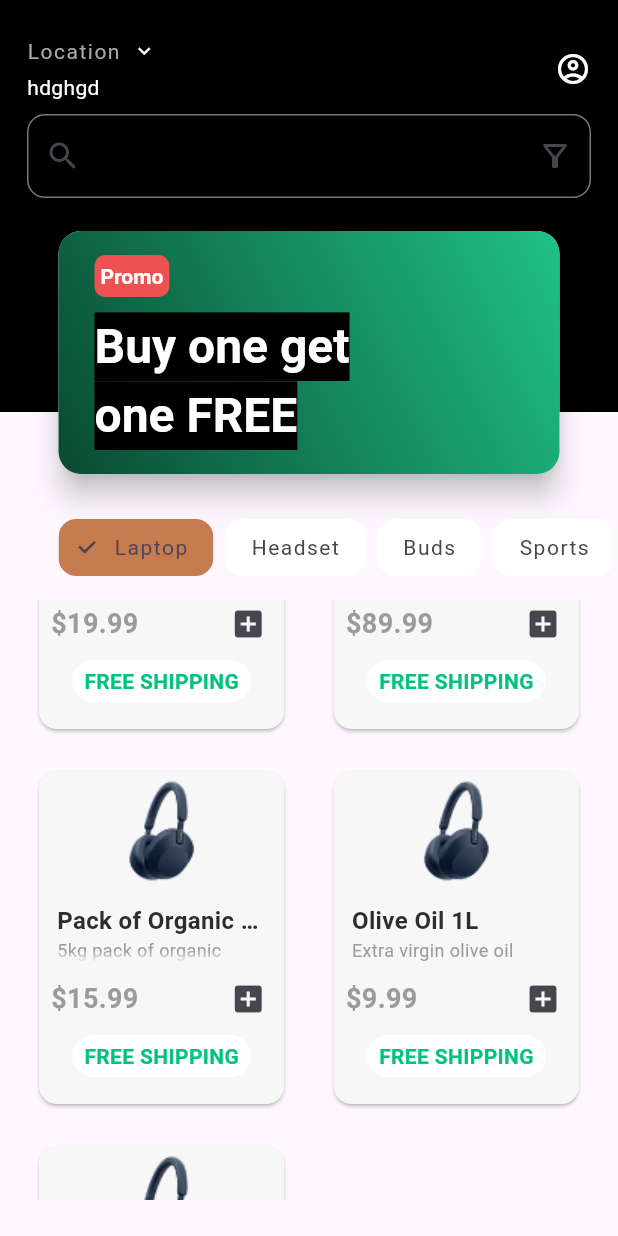
After one commit to Iam-Sherlock/ecommerce_store_UI, a Flutter app: the Homepage screen opened by its route, scrolled down 1152 dp, after a tap on the "add box" icon, on a phone screen of 412 x 824 dp. The commit adds this screen. Run offline on Flutter 3.47's test engine with Material 3 defaults, Android fonts, the phone set to English and light mode, and no system bars; our stand-ins replace go_router, google_fonts.

Commit message:
Added homepage

```diff
--- /dev/null
+++ b/lib/homepage.dart
@@ -0,0 +1,362 @@
+import 'package:ecommerce_store/utils/product_data.dart';
+import 'package:ecommerce_store/utils/product_model.dart';
+import 'package:flutter/material.dart';
+import 'package:go_router/go_router.dart';
+
+class Homepage extends StatefulWidget {
+  const Homepage({super.key});
+
+  @override
+  State<Homepage> createState() => _HomepageState();
+}
+
+class _HomepageState extends State<Homepage> {
+  List<ProductModel> productsList = products;
+
+  List<String> getTypesList(List<ProductModel> list) {
+    return list.map((p) => p.type).toSet().toList();
+  }
+
+  late final productTypes;
+  String? _selectedProductsType;
+
+  @override
+  void initState() {
+    productTypes = getTypesList(productsList);
+    print(productTypes);
+    _selectedProductsType = productTypes.first;
+    super.initState();
+  }
+
+  @override
+  Widget build(BuildContext context) {
+    final itemToBeDisplayed = productsList;
+
+    // _selectedProductsType == null
+    //     ? productsList
+    //     : productTypes
+    //         .where((item) => item.type == _selectedProductsType)
+    //         .toList();
+    print(" item displaying == ${itemToBeDisplayed.toList()}");
+
+    return Scaffold(
+      body: Stack(children: [
+        Positioned(
+          child: Column(
+            children: [
+              Expanded(
+                flex: 2,
+                child: Container(
+                  alignment: Alignment.topCenter,
+                  color: Colors.black,
+                  child: Padding(
+                    padding: const EdgeInsets.symmetric(
+                        horizontal: 18, vertical: 24),
+                    child: Column(
+                      children: [
+                        /// Location dropdown and Profile icon
+                        const Row(
+                          mainAxisAlignment: MainAxisAlignment.spaceBetween,
+                          children: [
+                            Column(
+                              mainAxisSize: MainAxisSize.min,
+                              crossAxisAlignment: CrossAxisAlignment.start,
+                              children: [
+                                Row(
+                                  children: [
+                                    Text(
+                                      'Location',
+                                      style: TextStyle(
+                                          color: Color(
+                                            0xFFA9A9A9,
+                                          ),
+                                          fontSize: 14,
+                                          fontWeight: FontWeight.w400,
+                                          letterSpacing: 1),
+                                    ),
+                                    SizedBox(
+                                      width: 8,
+                                    ),
+                                    Icon(
+                                      Icons.keyboard_arrow_down_outlined,
+                                      color: Colors.white,
+                                      size: 16,
+                                    )
+                                  ],
+                                ),
+                                SizedBox(height: 4),
+                                Text(
+                                  'hdghgd',
+                                  style: TextStyle(color: Colors.white),
+                                ),
+                              ],
+                            ),
+                            Icon(
+                              Icons.account_circle_outlined,
+                              color: Colors.white,
+                            )
+                          ],
+                        ),
+                        const SizedBox(
+                          height: 8,
+                        ),
+
+                        /// Search Coffee Field
+                        TextField(
+                          decoration: InputDecoration(
+                            suffixIcon: const Icon(Icons.filter_alt_outlined),
+                            prefixIcon: const Icon(Icons.search_outlined),
+                            border: OutlineInputBorder(
+                              borderRadius: BorderRadius.circular(
+                                  12.0), // Example: 10.0 for a circular radius
+                            ),
+                          ),
+                        ),
+                        const SizedBox(height: 60),
+                      ],
+                    ),
+                  ),
+                ),
+              ),
+              const Expanded(
+                flex: 4,
+                child: SizedBox(),
+              ),
+            ],
+          ),
+        ),
+        Positioned(
+          top: 150,
+          right: 5,
+          left: 5,
+          child: Column(
+            children: [
+              Padding(
+                padding: const EdgeInsets.symmetric(horizontal: 30.0),
+                child: SizedBox(
+                  // height: ,
+                  // width: double.infinity,
+                  child: Card(
+                      elevation: 8.0,
+                      shape: RoundedRectangleBorder(
+                        borderRadius: BorderRadius.circular(
+                            15.0), // Rounded corners for the card
+                      ),
+                      child: Container(
+                        decoration: BoxDecoration(
+                          gradient: LinearGradient(
+                              colors: [Color(0xFF20C187), Color(0xFF094A32)],
+                              begin: Alignment.topRight,
+                              end: Alignment.bottomLeft),
+                          borderRadius: BorderRadius.circular(15),
+                        ),
+                        child: Padding(
+                          padding: const EdgeInsets.only(
+                              left: 24.0, right: 80, top: 16, bottom: 16),
+                          child: Column(
+                            mainAxisAlignment: MainAxisAlignment.start,
+                            children: [
+                              Align(
+                                alignment: Alignment.topLeft,
+                                child: DecoratedBox(
+                                  decoration: BoxDecoration(
+                                    borderRadius: BorderRadius.circular(7),
+                                    color: const Color(0xFFED5151),
+                                  ),
+                                  child: const Padding(
+                                    padding: EdgeInsets.all(4.0),
+                                    child: Text('Promo',
+                                        style: TextStyle(
+                                            color: Colors.white,
+                                            fontWeight: FontWeight.w600,
+                                            fontSize: 14,
+                                            letterSpacing: 0)),
+                                  ),
+                                ),
+                              ),
+                              const SizedBox(
+                                height: 10,
+                              ),
+                              const Text("Buy one get one FREE",
+                                  style: TextStyle(
+                                    color: Colors.white,
+                                    fontWeight: FontWeight.w600,
+                                    fontSize: 32,
+                                    letterSpacing: 0,
+                                    backgroundColor: Colors.black,
+                                  )),
+                            ],
+                          ),
+                        ),
+                      )),
+                ),
+              ),
+            ],
+          ),
+        ),
+        Positioned(
+            top: 340,
+            right: 5,
+            left: 0,
+            child: Align(
+              alignment: Alignment.topCenter,
+              child: Container(
+                // color: Colors.green,
+                height: 50,
+                child: ListView.builder(
+                    scrollDirection: Axis.horizontal,
+                    itemCount: productTypes.length,
+                    // shrinkWrap: true,
+                    padding: const EdgeInsets.only(
+                        left: 35.0, right: 20.0), //thadukave mudiyadhu
+                    itemBuilder: (context, int index) {
+                      return Padding(
+                        padding: const EdgeInsets.all(4.0),
+                        child: ChoiceChip(
+                          shape: RoundedRectangleBorder(
+                              borderRadius: BorderRadius.circular(12.0),
+                              side:
+                                  const BorderSide(color: Colors.transparent)),
+                          backgroundColor: const Color(0xFFFFFFFF),
+                          label: Text(productTypes[index],
+                              style: const TextStyle(
+                                  fontSize: 14,
+                                  fontWeight: FontWeight.w400,
+                                  letterSpacing: 1)),
+                          selected:
+                              _selectedProductsType == productTypes[index],
+                          selectedColor: const Color(0xFFC67C4E),
+                          onSelected: (bool selected) {
+                            setState(() {
+                              // if (selected) {
+                              //   print('before $_selectedCoffeeType');
+                              //   _selectedCoffeeType =
+                              //       CoffeeTypes.values[index].displayName;
+                              //   print(
+                              //       '$selected == $_selectedCoffeeType, ${CoffeeTypes.values[index].displayName}');
+                              // } else {
+                              //   print("nothing");
+                              //   _selectedCoffeeType = null;
+                              // }
+                            });
+                          },
+                        ),
+                      );
+                    }),
+              ),
+            )),
+        Positioned(
+            top: 400,
+            right: 10,
+            left: 10,
+            child: Container(
+              height: 400,
+              child: GridView.builder(
+                  gridDelegate: SliverGridDelegateWithFixedCrossAxisCount(
+                    crossAxisCount: 2,
+                    mainAxisSpacing: 20,
+                    crossAxisSpacing: 25,
+                    mainAxisExtent: 230,
+                  ),
+                  padding: const EdgeInsets.all(12.0),
+                  itemCount: itemToBeDisplayed.length,
+                  itemBuilder: (context, index) {
+                    return GestureDetector(
+                      child: Card(
+                        color: Color(0xFFF7F7F7),
+                        child: Center(
+                          child: Column(
+                            crossAxisAlignment: CrossAxisAlignment.start,
+                            children: [
+                              const Padding(
+                                padding: const EdgeInsets.only(
+                                    top: 4, bottom: 12, left: 4, right: 4),
+                                child: Align(
+                                  alignment: Alignment.center,
+                                  child: Image(
+                                    image: AssetImage(
+                                        'assets/products/headphone.png'),
+                                  ),
+                                ),
+                              ),
+                              Padding(
+                                padding:
+                                    const EdgeInsets.symmetric(horizontal: 12),
+                                child: Text(
+                                  itemToBeDisplayed[index].name,
+                                  style: const TextStyle(
+                                    fontSize: 16.0,
+                                    color: Color(0xFF2F2D2C),
+                                    fontWeight: FontWeight.w600,
+                                  ),
+                                  maxLines: 1,
+                                  overflow: TextOverflow.ellipsis,
+                                ),
+                              ),
+                              Padding(
+                                padding:
+                                    const EdgeInsets.symmetric(horizontal: 12),
+                                child: Text(
+                                  itemToBeDisplayed[index].description,
+                                  style: const TextStyle(
+                                    fontSize: 12.0,
+                                    color: Color(0xFF9B9B9B),
+                                    fontWeight: FontWeight.w400,
+                                  ),
+                                  maxLines: 1,
+                                  overflow: TextOverflow.fade,
+                                ),
+                              ),
+                              Row(
+                                mainAxisAlignment:
+                                    MainAxisAlignment.spaceBetween,
+                                children: [
+                                  Padding(
+                                    padding: const EdgeInsets.only(left: 8),
+                                    child: Text(
+                                      "\$${itemToBeDisplayed[index].price}",
+                                      style: const TextStyle(
+                                        fontSize: 18.0,
+                                        color: Color(0xFF9B9B9B),
+                                        fontWeight: FontWeight.w600,
+                                      ),
+                                    ),
+                                  ),
+                                  IconButton(
+                                      onPressed: () {},
+                                      icon: const Icon(Icons.add_box))
+                                ],
+                              ),
+                              Align(
+                                alignment: Alignment.center,
+                                child: DecoratedBox(
+                                  decoration: BoxDecoration(
+                                    borderRadius: BorderRadius.circular(50),
+                                    color: Colors.white,
+                                  ),
+                                  child: Padding(
+                                    padding: const EdgeInsets.symmetric(
+                                        horizontal: 8.0, vertical: 4.0),
+                                    child: Text(
+                                      'FREE SHIPPING',
+                                      style: TextStyle(
+                                          fontWeight: FontWeight.bold,
+                                          color: Color(0xFF03C27E)),
+                                    ),
+                                  ),
+                                ),
+                              )
+                            ],
+                          ),
+                        ),
+                      ),
+                      onTap: () {
+                        context.push('/home/${itemToBeDisplayed[index].name}');
+                      },
+                    );
+                  }),
+            ))
+      ]),
+    );
+  }
+}
--- a/lib/main.dart
+++ b/lib/main.dart
@@ -1,4 +1,5 @@
 import 'package:ecommerce_store/onboarding_screen.dart';
+import 'package:ecommerce_store/routes/app_routes.dart';
 import 'package:flutter/material.dart';
 import 'package:google_fonts/google_fonts.dart';
 
@@ -12,14 +13,15 @@ class MyApp extends StatelessWidget {
   // This widget is the root of your application.
   @override
   Widget build(BuildContext context) {
-    return MaterialApp(
+    return MaterialApp.router(
       title: 'Flutter Demo',
       theme: ThemeData(
         colorScheme: ColorScheme.fromSeed(seedColor: Colors.deepPurple),
         useMaterial3: true,
         textTheme: GoogleFonts.baiJamjureeTextTheme(),
+
       ),
-      home: OnboardingScreen(),
+      routerConfig: appRouter,
     );
   }
 }
--- a/lib/onboarding_screen.dart
+++ b/lib/onboarding_screen.dart
@@ -1,5 +1,6 @@
 import 'package:ecommerce_store/utils/style.dart';
 import 'package:flutter/material.dart';
+import 'package:go_router/go_router.dart';
 
 class OnboardingScreen extends StatelessWidget {
   const OnboardingScreen({super.key});
@@ -48,7 +49,7 @@ class OnboardingScreen extends StatelessWidget {
                       ]),
                 ),
                 Padding(padding: EdgeInsets.all(8)),
-                Container(
+                DecoratedBox(
                   decoration: BoxDecoration(
                     borderRadius: BorderRadius.circular(50),
                     color: Colors.white,
@@ -72,7 +73,40 @@ class OnboardingScreen extends StatelessWidget {
               child: Padding(
                 padding: const EdgeInsets.all(24.0),
                 child: Image.asset('assets/onboarding/collage.png'),
-              ))
+              )),
+          Positioned(
+              child: Align(
+            alignment: Alignment.bottomCenter,
+            child: Padding(
+              padding: const EdgeInsets.symmetric(vertical: 50.0),
+              child: TextButton(
+                  onPressed: () {
+                    context.push('/home');
+                  },
+                  child: Container(
+                    width: double.infinity,
+                    height: 50,
+                    decoration: BoxDecoration(
+                      borderRadius: BorderRadius.circular(50),
+                      color: Colors.white,
+                    ),
+                    child: Padding(
+                      padding: const EdgeInsets.symmetric(
+                          horizontal: 8.0, vertical: 4.0),
+                      child: Align(
+                        alignment: Alignment.center,
+                        child: Text(
+                          'Log In',
+                          style: TextStyle(
+                              fontWeight: FontWeight.bold,
+                              color: Color(0xFFFF5500),
+                              fontSize: 22),
+                        ),
+                      ),
+                    ),
+                  )),
+            ),
+          ))
         ],
       ),
     );
--- /dev/null
+++ b/lib/routes/app_routes.dart
@@ -0,0 +1,15 @@
+import 'package:ecommerce_store/homepage.dart';
+import 'package:ecommerce_store/onboarding_screen.dart';
+import 'package:go_router/go_router.dart';
+
+final appRouter = GoRouter(initialLocation: '/', routes: [
+  GoRoute(
+      name: 'welcome',
+      path: '/',
+      builder: (context, state) => OnboardingScreen()),
+  GoRoute(
+    name: 'home',
+    path: '/home',
+    builder: (context, state) => Homepage(),
+  )
+]);
--- a/pubspec.yaml
+++ b/pubspec.yaml
@@ -35,6 +35,7 @@ dependencies:
   # Use with the CupertinoIcons class for iOS style icons.
   cupertino_icons: ^1.0.8
   google_fonts: ^6.2.1
+  go_router: ^15.2.0
 
 dev_dependencies:
   flutter_test:
@@ -61,6 +62,7 @@ flutter:
   # To add assets to your application, add an assets section, like this:
   assets:
     - assets/onboarding/collage.png
+    - assets/products/headphone.png
   #   - images/a_dot_burr.jpeg
   #   - images/a_dot_ham.jpeg
 
```
Also changed, not shown: assets/products/headphone.png (added), pubspec.lock.
